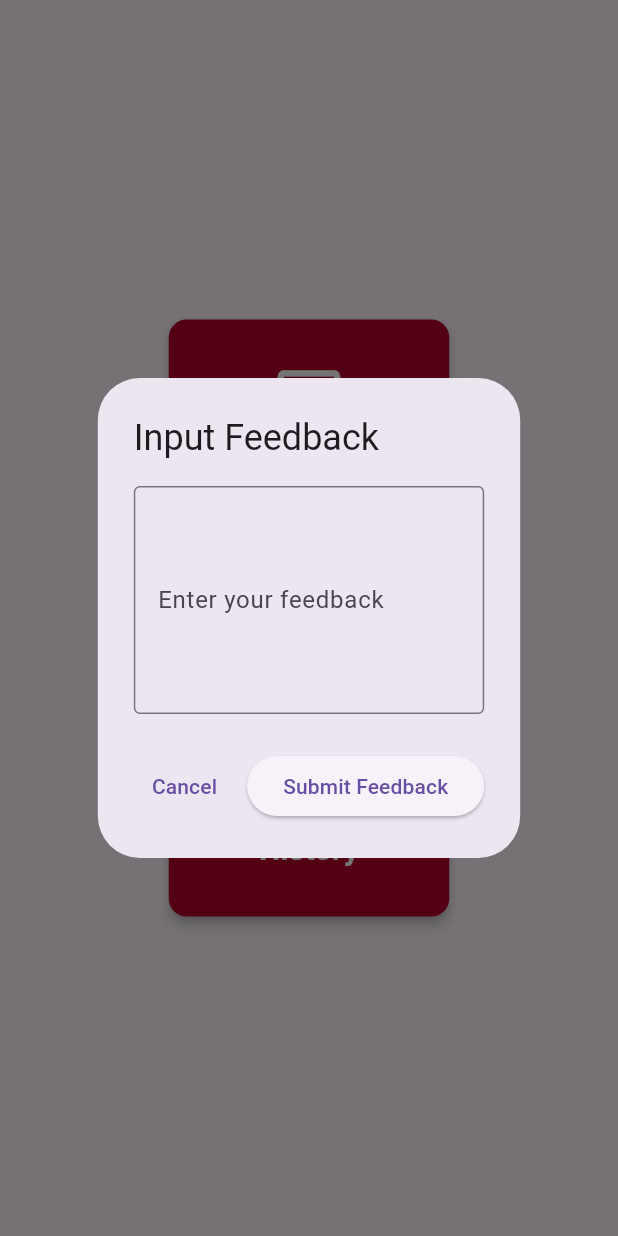
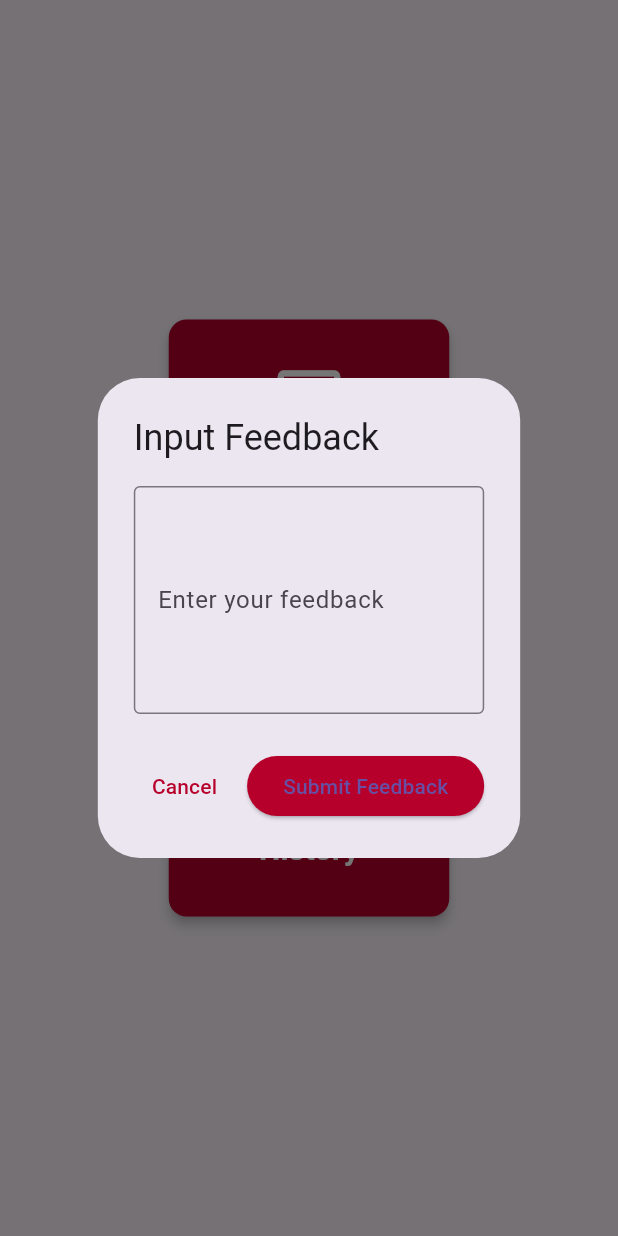
Before and after one commit to Ishan-Hegde/CRCE_Connex_App, a Flutter app: the StudentFeedbackPage screen opened directly, after a tap on "Leave Feedback", on a phone screen of 412 x 824 dp. Run offline on Flutter 3.47's test engine with Material 3 defaults, Android fonts, the phone set to English and light mode, and no system bars; our stand-ins replace cloud_firestore, file_picker, firebase_auth, firebase_core, firebase_storage, google_fonts; missing offline and left inert: upi_india; accounts and stored records are empty.

Commit message:
coloring

```diff
--- a/lib/screens/student_assets/feedback_section/view.dart
+++ b/lib/screens/student_assets/feedback_section/view.dart
@@ -13,8 +13,8 @@ class StudentFeedbackPage extends StatelessWidget {
           mainAxisAlignment: MainAxisAlignment.center,
           children: [
             SizedBox(
-              width: 195, // Set the width of the card
-              height: 195, // Set the height of the card
+              width: 195,
+              height: 195,
               child: FeedbackCard(
                 icon: Icons.feedback_outlined,
                 label: 'Leave Feedback',
@@ -34,8 +34,8 @@ class StudentFeedbackPage extends StatelessWidget {
             ),
             const SizedBox(height: 16),
             SizedBox(
-              width: 195, // Set the width of the card
-              height: 195, // Set the height of the card
+              width: 195,
+              height: 195,
               child: FeedbackCard(
                 icon: Icons.history_edu_outlined,
                 label: 'Feedback History',
@@ -165,12 +165,15 @@ class _FeedbackDialogState extends State<FeedbackDialog> {
           onPressed: () {
             Navigator.pop(context);
           },
-          child: const Text('Cancel'),
+          child: const Text('Cancel',
+              style: TextStyle(color: Color(0xFFB6002B))), // Changed text color
         ),
         ElevatedButton(
           onPressed: () {
             submitFeedback(widget.userId);
           },
+          style: ElevatedButton.styleFrom(
+              backgroundColor: Color(0xFFB6002B)), // Changed button color
           child: const Text('Submit Feedback'),
         ),
       ],
@@ -202,7 +205,10 @@ class FeedbackHistoryPage extends StatelessWidget {
             .snapshots(),
         builder: (context, snapshot) {
           if (snapshot.connectionState == ConnectionState.waiting) {
-            return const Center(child: CircularProgressIndicator());
+            return Center(
+                child: CircularProgressIndicator(
+              color: Color(0xFFB6002B),
+            ));
           }
           if (snapshot.hasError) {
             return Center(child: Text('Error: ${snapshot.error}'));
--- a/lib/screens/teacher_assets/teacher_feedback_page.dart
+++ b/lib/screens/teacher_assets/teacher_feedback_page.dart
@@ -53,7 +53,7 @@ class FeedbackModule extends StatelessWidget {
           stream: FirebaseFirestore.instance.collection('feedback').snapshots(),
           builder: (context, snapshot) {
             if (snapshot.connectionState == ConnectionState.waiting) {
-              return const CircularProgressIndicator();
+              return CircularProgressIndicator();
             } else if (snapshot.hasError) {
               return Text('Error: ${snapshot.error}');
             } else {
```
